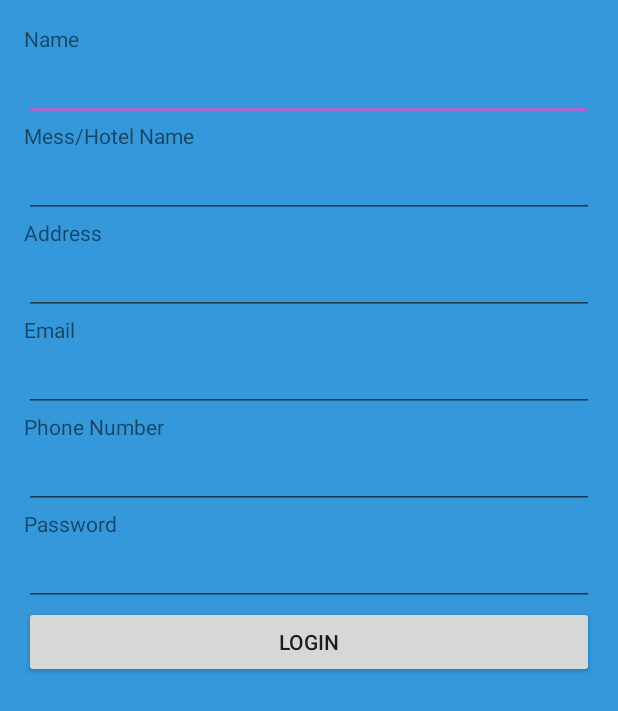
After one commit to arnav35/Burrp-4.0, an Android app: the OwnerSignup screen opened directly, with no data from a screen before it, on a phone screen of 412 x 824 dp. The commit adds this screen. Shown: the top 711 px of the screen. Run offline under Robolectric (Android 15) with nearby library versions, the phone set to English and light mode, and no system bars; our stand-ins replace Firebase (no records; nobody signed in at launch, a user with empty details on screens opened directly).

Commit message:
Burrp-1.1

```diff
--- a/app/src/main/java/com/example/arnavdesai/burrp/MainActivity.java
+++ b/app/src/main/java/com/example/arnavdesai/burrp/MainActivity.java
@@ -30,7 +30,7 @@ public class MainActivity extends AppCompatActivity implements View.OnClickListe
         }
         if(view == SignupButt)
         {
-            Intent intent=new Intent(MainActivity.this, Signup.class);
+            Intent intent=new Intent(MainActivity.this, UserType.class);
             startActivity(intent);
         }
     }
--- /dev/null
+++ b/app/src/main/java/com/example/arnavdesai/burrp/OwnerSignup.java
@@ -0,0 +1,89 @@
+package com.example.arnavdesai.burrp;
+
+import android.content.Intent;
+import android.support.annotation.NonNull;
+import android.support.v7.app.AppCompatActivity;
+import android.os.Bundle;
+import android.util.Log;
+import android.view.View;
+import android.widget.Button;
+import android.widget.EditText;
+import android.widget.Toast;
+
+import com.google.android.gms.tasks.OnCompleteListener;
+import com.google.android.gms.tasks.Task;
+import com.google.firebase.auth.AuthResult;
+import com.google.firebase.auth.FirebaseAuth;
+import com.google.firebase.auth.FirebaseUser;
+import com.google.firebase.database.DatabaseReference;
+import com.google.firebase.database.FirebaseDatabase;
+
+import static android.os.Build.VERSION_CODES.O;
+
+public class OwnerSignup extends AppCompatActivity implements View.OnClickListener{
+
+    private EditText name,messName,address,email,phone,password;
+    private Button ownerBut;
+    private FirebaseAuth firebaseAuth;
+    private FirebaseUser firebaseUser;
+    private FirebaseDatabase firebaseDatabase;
+    private FirebaseAuth.AuthStateListener authStateListener;
+    private DatabaseReference databaseReference=FirebaseDatabase.getInstance().getReference("Owner");
+    private  String userID;
+
+    @Override
+    protected void onCreate(Bundle savedInstanceState) {
+        super.onCreate(savedInstanceState);
+        setContentView(R.layout.activity_owner_signup);
+        name=(EditText) findViewById(R.id.OwnerNameEdit);
+        messName=(EditText) findViewById(R.id.OwnerMessEdit);
+        address=(EditText) findViewById(R.id.OwnerAddressEdit);
+        email=(EditText) findViewById(R.id.OwnerEmailEdit);
+        phone=(EditText) findViewById(R.id.OwnerPhoneEdit);
+        password=(EditText) findViewById(R.id.OwnerPasswordEdit);
+        ownerBut=(Button) findViewById(R.id.OwnerLoginButton);
+
+        firebaseAuth=FirebaseAuth.getInstance();
+
+        ownerBut.setOnClickListener(this);
+    }
+
+    public void ownerSignup(String email, String password)
+    {
+        firebaseAuth.createUserWithEmailAndPassword(email, password).addOnCompleteListener(this, new OnCompleteListener<AuthResult>() {
+            @Override
+            public void onComplete(@NonNull Task<AuthResult> task) {
+                if(task.isSuccessful())
+                {
+                    Toast.makeText(OwnerSignup.this, "Signup successful" ,Toast.LENGTH_SHORT).show();
+                }
+                if(!task.isSuccessful())
+                {
+                    Toast.makeText(OwnerSignup.this, "Signup unsuccessful" ,Toast.LENGTH_SHORT).show();
+                }
+            }
+        });
+    }
+
+    public void owneradd() throws NullPointerException
+    {
+        Owner owner=new Owner(name.getText().toString().trim(), messName.getText().toString().trim(), address.getText().toString().trim(), email.getText().toString().trim(), phone.getText().toString().trim(), password.getText().toString().trim());
+        userID=databaseReference.push().getKey();
+        Log.d("Burrp",userID);
+        databaseReference.child(userID).setValue(owner);
+
+        Intent intent=new Intent(OwnerSignup.this, OwnerMenu.class);
+        intent.putExtra("userID", userID);
+        startActivity(intent);
+    }
+
+    @Override
+    public void onClick(View view)
+    {
+        if(view == ownerBut)
+        {
+            ownerSignup(email.getText().toString().trim(), password.getText().toString().trim());
+            owneradd();
+        }
+    }
+}
--- /dev/null
+++ b/app/src/main/res/layout/activity_owner_signup.xml
@@ -0,0 +1,98 @@
+<?xml version="1.0" encoding="utf-8"?>
+<LinearLayout xmlns:android="http://schemas.android.com/apk/res/android"
+    xmlns:tools="http://schemas.android.com/tools"
+    android:id="@+id/activity_user_type"
+    android:layout_width="match_parent"
+    android:layout_height="wrap_content"
+    android:paddingBottom="@dimen/activity_vertical_margin"
+    android:paddingLeft="@dimen/activity_horizontal_margin"
+    android:paddingRight="@dimen/activity_horizontal_margin"
+    android:paddingTop="@dimen/activity_vertical_margin"
+    tools:context="com.example.arnavdesai.burrp.UserType"
+    android:orientation="vertical">
+
+    <TextView
+        android:text="@string/Name"
+        android:layout_width="match_parent"
+        android:layout_height="wrap_content"
+        android:id="@+id/OwnerNameText" />
+
+    <EditText
+        android:layout_width="match_parent"
+        android:layout_height="wrap_content"
+        android:inputType="textPersonName"
+        android:ems="10"
+        android:id="@+id/OwnerNameEdit" />
+
+    <TextView
+        android:layout_width="match_parent"
+        android:layout_height="wrap_content"
+        android:id="@+id/OwnerMessText"
+        android:text="@string/Mess" />
+
+    <EditText
+        android:layout_width="match_parent"
+        android:layout_height="wrap_content"
+        android:inputType="textPersonName"
+        android:ems="10"
+        android:id="@+id/OwnerMessEdit" />
+
+    <TextView
+        android:layout_width="match_parent"
+        android:layout_height="wrap_content"
+        android:id="@+id/OwnerAddressText"
+        android:text="@string/Address" />
+
+    <EditText
+        android:layout_width="match_parent"
+        android:layout_height="wrap_content"
+        android:inputType="textMultiLine"
+        android:ems="10"
+        android:id="@+id/OwnerAddressEdit" />
+
+    <TextView
+        android:text="@string/Email"
+        android:layout_width="match_parent"
+        android:layout_height="wrap_content"
+        android:id="@+id/OwnerEmailText" />
+
+    <EditText
+        android:layout_width="match_parent"
+        android:layout_height="wrap_content"
+        android:inputType="textEmailAddress"
+        android:ems="10"
+        android:id="@+id/OwnerEmailEdit" />
+
+    <TextView
+        android:text="@string/PhoneNumber"
+        android:layout_width="match_parent"
+        android:layout_height="wrap_content"
+        android:id="@+id/OwnerPhoneText" />
+
+    <EditText
+        android:layout_width="match_parent"
+        android:layout_height="wrap_content"
+        android:ems="10"
+        android:id="@+id/OwnerPhoneEdit"
+        android:inputType="phone" />
+
+    <TextView
+        android:text="@string/Password"
+        android:layout_width="match_parent"
+        android:layout_height="wrap_content"
+        android:id="@+id/OwnerPasswordText" />
+
+    <EditText
+        android:layout_width="match_parent"
+        android:layout_height="wrap_content"
+        android:inputType="textPassword"
+        android:ems="10"
+        android:id="@+id/OwnerPasswordEdit" />
+
+    <Button
+        android:text="@string/LoginButton"
+        android:layout_width="match_parent"
+        android:layout_height="wrap_content"
+        android:id="@+id/OwnerLoginButton" />
+
+</LinearLayout>
--- a/app/src/main/res/values/strings.xml
+++ b/app/src/main/res/values/strings.xml
@@ -8,4 +8,9 @@
     <string name="PhoneNumber">Phone Number</string>
     <string name="Email">Email</string>
     <string name="Password">Password</string>
+    <string name="Mess">Mess/Hotel Name</string>
+    <string name="Address">Address</string>
+    <string name="Student">Student</string>
+    <string name="Owner">Owner</string>
+    <string name="MessTitle">Mess List</string>
 </resources>
```
Also changed, not shown: app/src/main/AndroidManifest.xml (+6 -1 lines), app/src/main/java/com/example/arnavdesai/burrp/CustomListAdapter.java (added, +62 -0 lines), app/src/main/java/com/example/arnavdesai/burrp/Login.java (+49 -1 lines), app/src/main/java/com/example/arnavdesai/burrp/Menu.java (added, +23 -0 lines), app/src/main/java/com/example/arnavdesai/burrp/Owner.java (added, +69 -0 lines), app/src/main/java/com/example/arnavdesai/burrp/OwnerMenu.java (added, +75 -0 lines), app/src/main/java/com/example/arnavdesai/burrp/UserType.java (added, +38 -0 lines), app/src/main/res/layout/activity_login.xml (+33 -0 lines), app/src/main/res/layout/activity_menu.xml (added, +18 -0 lines), app/src/main/res/layout/activity_owner_menu.xml (added, +62 -0 lines), app/src/main/res/layout/activity_user_type.xml (added, +31 -0 lines), app/src/main/res/layout/listview_row.xml (added, +25 -0 lines).
